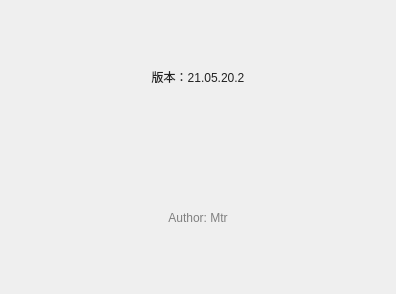
First picture: the form in Dialog/dialogabout.ui, repository Mtr1994/DeskSocket, before the edit.
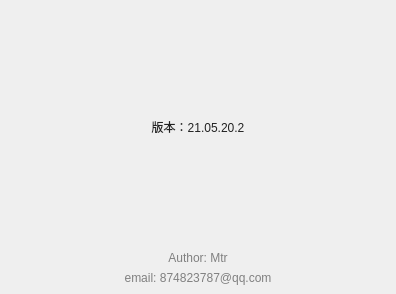
Second picture: the form after the edit.

Diff of the .ui file:
```diff
--- a/Dialog/dialogabout.ui
+++ b/Dialog/dialogabout.ui
@@ -35,7 +35,20 @@
       <bool>true</bool>
      </property>
      <layout class="QGridLayout" name="gridLayout">
-      <item row="0" column="0">
+      <item row="2" column="0">
+       <spacer name="verticalSpacer">
+        <property name="orientation">
+         <enum>Qt::Vertical</enum>
+        </property>
+        <property name="sizeHint" stdset="0">
+         <size>
+          <width>20</width>
+          <height>40</height>
+         </size>
+        </property>
+       </spacer>
+      </item>
+      <item row="1" column="0">
        <widget class="QLabel" name="label">
         <property name="styleSheet">
          <string notr="true">font: 12pt &quot;新宋体&quot;;
@@ -49,7 +62,7 @@
         </property>
        </widget>
       </item>
-      <item row="1" column="0">
+      <item row="3" column="0">
        <widget class="QLabel" name="label_2">
         <property name="styleSheet">
          <string notr="true">font: 10pt &quot;华文楷体&quot;;
@@ -63,6 +76,33 @@
         </property>
        </widget>
       </item>
+      <item row="4" column="0">
+       <widget class="QLabel" name="label_3">
+        <property name="styleSheet">
+         <string notr="true">font: 10pt &quot;华文楷体&quot;;
+color: gray;</string>
+        </property>
+        <property name="text">
+         <string>email: 874823787@qq.com</string>
+        </property>
+        <property name="alignment">
+         <set>Qt::AlignCenter</set>
+        </property>
+       </widget>
+      </item>
+      <item row="0" column="0">
+       <spacer name="verticalSpacer_2">
+        <property name="orientation">
+         <enum>Qt::Vertical</enum>
+        </property>
+        <property name="sizeHint" stdset="0">
+         <size>
+          <width>20</width>
+          <height>40</height>
+         </size>
+        </property>
+       </spacer>
+      </item>
      </layout>
     </widget>
    </item>
```
